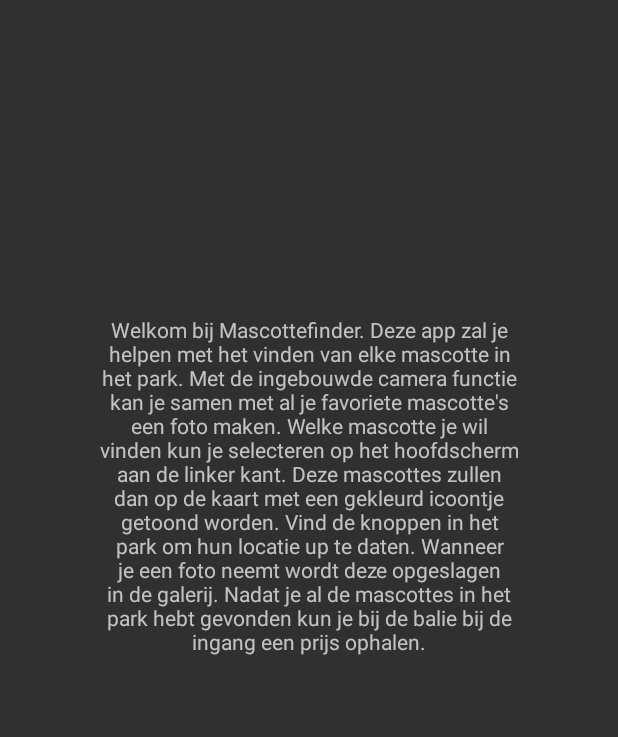
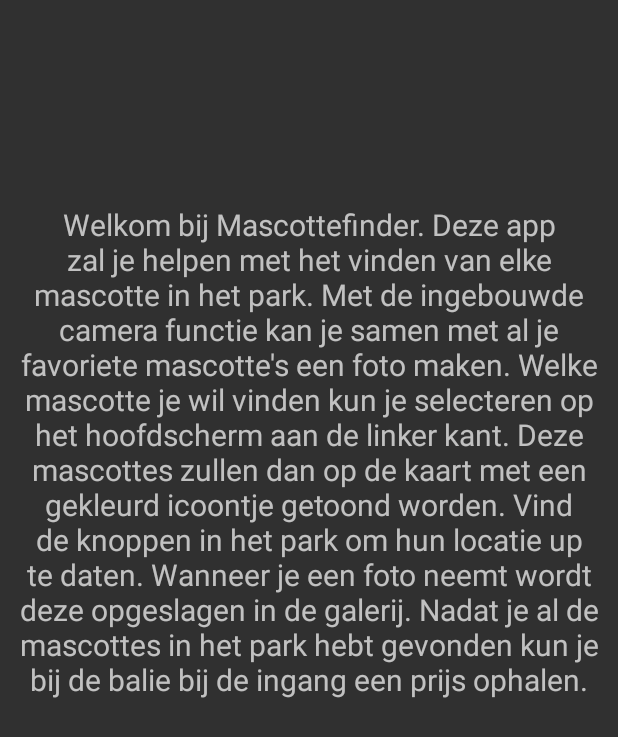
Before and after one commit to VincentDeRooij/MascotteAppA3, an Android app: the Information screen opened directly, with no data from a screen before it, on a phone screen of 412 x 824 dp. Shown: the top 737 px of the screen. Run offline under Robolectric (Android 15) with nearby library versions, the phone set to English and light mode, and no system bars.

Commit message:
Changed Information layout to support landscape oriëntation

```diff
--- /dev/null
+++ b/app/src/main/res/layout-land/activity_information.xml
@@ -0,0 +1,28 @@
+<?xml version="1.0" encoding="utf-8"?>
+<android.support.constraint.ConstraintLayout xmlns:android="http://schemas.android.com/apk/res/android"
+    xmlns:app="http://schemas.android.com/apk/res-auto"
+    xmlns:tools="http://schemas.android.com/tools"
+    android:layout_width="match_parent"
+    android:layout_height="match_parent"
+    android:gravity="center"
+    tools:context="com.example.mascotteappa3.MascotApp.Camera.CameraActivity">
+
+
+    <TextView
+        android:id="@+id/textView"
+        android:layout_width="537dp"
+        android:layout_height="334dp"
+        android:layout_marginStart="8dp"
+        android:layout_marginTop="8dp"
+        android:layout_marginEnd="8dp"
+        android:layout_marginBottom="8dp"
+        android:text="Welkom bij Mascottefinder. Deze app zal je helpen met het vinden van elke mascotte in het park. Met de ingebouwde camera functie kan je samen met al je favoriete mascotte's een foto maken.
+Welke mascotte je wil vinden kun je selecteren op het hoofdscherm aan de linker kant. Deze mascottes zullen dan op de kaart met een gekleurd icoontje getoond worden. Vind de knoppen in het park om hun locatie up te daten.
+Wanneer je een foto neemt wordt deze opgeslagen in de galerij. Nadat je al de mascottes in het park hebt gevonden kun je bij de balie bij de ingang een prijs ophalen."
+        android:textAlignment="center"
+        android:textSize="20sp"
+        app:layout_constraintBottom_toBottomOf="parent"
+        app:layout_constraintEnd_toEndOf="parent"
+        app:layout_constraintStart_toStartOf="parent"
+        app:layout_constraintTop_toTopOf="parent" />
+</android.support.constraint.ConstraintLayout>
--- a/app/src/main/res/layout/activity_information.xml
+++ b/app/src/main/res/layout/activity_information.xml
@@ -10,8 +10,8 @@
 
     <TextView
         android:id="@+id/textView"
-        android:layout_width="280dp"
-        android:layout_height="404dp"
+        android:layout_width="387dp"
+        android:layout_height="552dp"
         android:layout_marginStart="8dp"
         android:layout_marginTop="8dp"
         android:layout_marginEnd="8dp"
@@ -20,6 +20,7 @@
 Welke mascotte je wil vinden kun je selecteren op het hoofdscherm aan de linker kant. Deze mascottes zullen dan op de kaart met een gekleurd icoontje getoond worden. Vind de knoppen in het park om hun locatie up te daten.
 Wanneer je een foto neemt wordt deze opgeslagen in de galerij. Nadat je al de mascottes in het park hebt gevonden kun je bij de balie bij de ingang een prijs ophalen."
         android:textAlignment="center"
+        android:textSize="20sp"
         app:layout_constraintBottom_toBottomOf="parent"
         app:layout_constraintEnd_toEndOf="parent"
         app:layout_constraintStart_toStartOf="parent"
```
